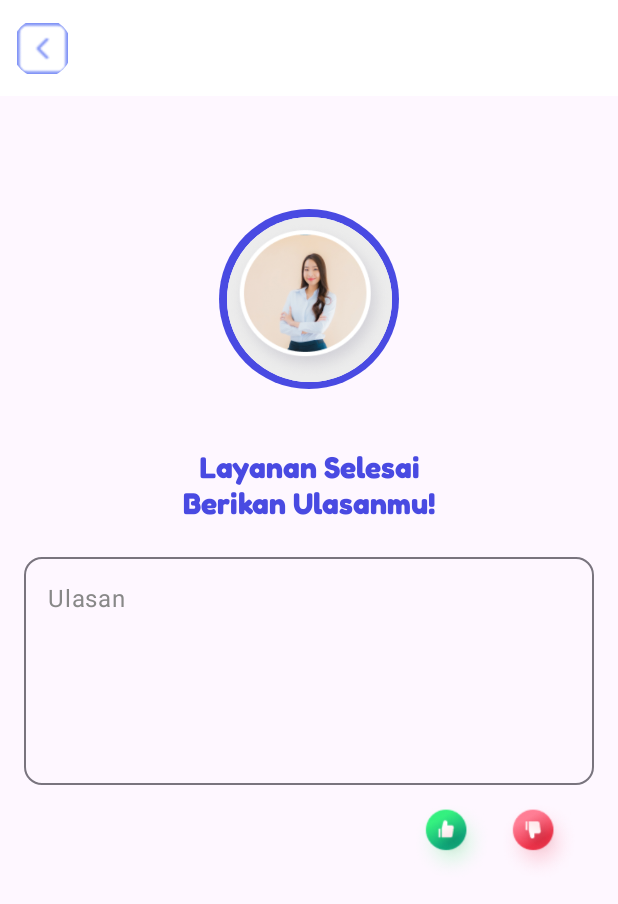
After one commit to tasyaswantara/FindYourNanny, an Android app built with Jetpack Compose: the ReviewScreen screen opened through its navigation route, on a phone screen of 412 x 824 dp. The commit adds this screen. Shown: the top 904 px of the screen. Run offline under Robolectric (Android 15) with nearby library versions, the light colour scheme and no system bars; our stand-ins replace Firebase (no records; nobody signed in at launch, a user with empty details on screens opened directly).

Commit message:
add ReviewScreen

```diff
--- a/app/build.gradle.kts
+++ b/app/build.gradle.kts
@@ -60,6 +60,7 @@ dependencies {
     implementation(libs.androidx.ui.graphics)
     implementation(libs.androidx.ui.tooling.preview)
     implementation(libs.androidx.material3)
+    implementation(libs.androidx.material)
     implementation(libs.androidx.navigation.runtime.ktx)
     implementation(libs.androidx.navigation.compose)
     implementation(libs.androidx.espresso.core)
--- a/app/src/main/java/com/example/projekpapb2/MainActivity.kt
+++ b/app/src/main/java/com/example/projekpapb2/MainActivity.kt
@@ -24,6 +24,7 @@ import com.example.projekpapb2.ui.screens.BabyCaretakerScreen
 import com.example.projekpapb2.ui.screens.ElderlyCaretakerScreen
 import com.example.projekpapb2.ui.screens.OnBoardingInterface
 import com.example.projekpapb2.ui.screens.OnBoardingPage
+import com.example.projekpapb2.ui.screens.ReviewScreen
 
 
 class MainActivity : ComponentActivity() {
@@ -57,9 +58,13 @@ fun FindYourNannyApp() {
         }
 
         composable("onboarding") {
-            OnBoardingPage(navController = navController, page = OnBoardingInterface(title = "Selamat datang di Find Your Nanny!",
-                description = "Aplikasi Find Your Nanny memudahkan Anda menemukan tenaga bantuan rumah tangga yang berpengalaman dan terpercaya.",
-                image = R.drawable.intro_satu))
+            OnBoardingPage(
+                navController = navController, page = OnBoardingInterface(
+                    title = "Selamat datang di Find Your Nanny!",
+                    description = "Aplikasi Find Your Nanny memudahkan Anda menemukan tenaga bantuan rumah tangga yang berpengalaman dan terpercaya.",
+                    image = R.drawable.intro_satu
+                )
+            )
         }
         composable("home") {
             HomeScreen(navController = navController, repository = nannyRepository)
@@ -78,7 +83,11 @@ fun FindYourNannyApp() {
         }
         composable("detail/{nannyId}") { backStackEntry ->
             val nannyId = backStackEntry.arguments?.getString("nannyId") ?: ""
-            DetailScreen(nannyId = nannyId, navController = navController, repository = nannyRepository)
+            DetailScreen(
+                nannyId = nannyId,
+                navController = navController,
+                repository = nannyRepository
+            )
         }
         composable("booking/{nannyId}") { backStackEntry ->
             BookingScreen(navController = navController)
@@ -92,5 +101,8 @@ fun FindYourNannyApp() {
         composable("history") {
             HistoryScreen(navController = navController)
         }
+        composable("review") {
+            ReviewScreen(navController = navController)
+        }
     }
 }
--- /dev/null
+++ b/app/src/main/java/com/example/projekpapb2/ui/screens/ReviewScreen.kt
@@ -0,0 +1,158 @@
+package com.example.projekpapb2.ui.screens
+
+import androidx.compose.foundation.Image
+import androidx.compose.foundation.background
+import androidx.compose.foundation.layout.*
+import androidx.compose.foundation.shape.CircleShape
+import androidx.compose.foundation.shape.RoundedCornerShape
+import androidx.compose.material.icons.Icons
+import androidx.compose.material.icons.filled.ThumbDown
+import androidx.compose.material.icons.filled.ThumbUp
+import androidx.compose.material3.*
+import androidx.compose.runtime.*
+import androidx.compose.ui.Alignment
+import androidx.compose.ui.Modifier
+import androidx.compose.ui.draw.clip
+import androidx.compose.ui.graphics.Color
+import androidx.compose.ui.res.painterResource
+import androidx.compose.ui.text.TextStyle
+import androidx.compose.ui.text.font.FontWeight
+import androidx.compose.ui.text.style.TextAlign
+import androidx.compose.ui.unit.dp
+import androidx.compose.ui.unit.sp
+import androidx.navigation.NavController
+import com.example.projekpapb2.R
+import com.example.projekpapb2.ui.theme.Blue600
+import com.example.projekpapb2.ui.theme.Fredoka
+
+@OptIn(ExperimentalMaterial3Api::class)
+@Composable
+fun ReviewScreen(navController: NavController) {
+    var reviewText by remember { mutableStateOf("") }
+
+    Scaffold(
+        topBar = {
+            TopAppBar(
+                title = {}, // Menghapus teks judul
+                navigationIcon = {
+                    IconButton(onClick = { navController.navigateUp() }) {
+                        Image(
+                            painter = painterResource(id = R.drawable.icon_back),
+                            contentDescription = "Back",
+                            modifier = Modifier.size(34.dp)
+                        )
+                    }
+                },
+                colors = TopAppBarDefaults.mediumTopAppBarColors(containerColor = Color.White)
+            )
+        }
+    ) { contentPadding ->
+        Box(
+            modifier = Modifier
+                .fillMaxSize()
+                .padding(contentPadding)
+                .padding(16.dp)
+        ) {
+            Column(
+                modifier = Modifier.fillMaxSize(),
+                horizontalAlignment = Alignment.CenterHorizontally
+            ) {
+                Spacer(modifier = Modifier.height(19.dp))
+
+                Box(
+                    modifier = Modifier
+                        .size(200.dp),
+                    contentAlignment = Alignment.Center
+                ) {
+                    Box(
+                        modifier = Modifier
+                            .size(120.dp)
+                            .background(Blue600, shape = CircleShape),
+                        contentAlignment = Alignment.Center
+                    ) {
+                        Box(
+                            modifier = Modifier
+                                .size(110.dp)
+                                .background(Color.White, shape = CircleShape),
+                            contentAlignment = Alignment.Center
+                        ) {
+                            Box(
+                                modifier = Modifier
+                                    .size(140.dp)
+                                    .background(Color(0xFFECECEC), shape = CircleShape),
+                                contentAlignment = Alignment.Center
+                            ) {
+                                Image(
+                                    painter = painterResource(id = R.drawable.foto_nanny),
+                                    contentDescription = "Foto Nanny",
+                                    modifier = Modifier
+                                        .size(200.dp)
+                                        .clip(CircleShape)
+                                )
+                            }
+                        }
+                    }
+                }
+
+
+                Text(
+                    text = "Layanan Selesai\nBerikan Ulasanmu!",
+                    style = TextStyle(
+                        fontFamily = Fredoka,
+                        fontSize = 20.sp,
+                        color = Blue600,
+                        fontWeight = FontWeight.SemiBold
+                    ),
+                    textAlign = TextAlign.Center
+                )
+
+                Spacer(modifier = Modifier.height(16.dp))
+
+                OutlinedTextField(
+                    value = reviewText,
+                    onValueChange = { reviewText = it },
+                    label = { Text("Ulasan") },
+                    modifier = Modifier
+                        .fillMaxWidth()
+                        .height(160.dp),
+                    shape = RoundedCornerShape(12.dp),
+                    colors = OutlinedTextFieldDefaults.colors(
+                        focusedContainerColor = Color.Transparent,
+                        unfocusedContainerColor = Color.Transparent,
+                        focusedLabelColor = Blue600,
+                        unfocusedLabelColor = Color.Gray
+                    )
+                )
+
+                Row(
+                    modifier = Modifier
+                        .fillMaxWidth()
+                        .padding(top = 8.dp, end = 8.dp),
+                    horizontalArrangement = Arrangement.End,
+                    verticalAlignment = Alignment.CenterVertically
+                ) {
+                    IconButton(
+                        onClick = { },
+                        modifier = Modifier.size(58.dp)
+                    ) {
+                        Image(
+                            painter = painterResource(id = R.drawable.like_icon),
+                            contentDescription = "Like",
+                            modifier = Modifier.size(55.dp)
+                        )
+                    }
+                    IconButton(
+                        onClick = { },
+                        modifier = Modifier.size(58.dp)
+                    ) {
+                        Image(
+                            painter = painterResource(id = R.drawable.dislike_icon),
+                            contentDescription = "Disike",
+                            modifier = Modifier.size(55.dp)
+                        )
+                    }
+                }
+            }
+        }
+    }
+}
--- a/gradle/libs.versions.toml
+++ b/gradle/libs.versions.toml
@@ -9,6 +9,7 @@ espressoCore = "3.6.1"
 lifecycleRuntimeKtx = "2.8.7"
 activityCompose = "1.9.3"
 composeBom = "2024.04.01"
+material = "1.7.5"
 materialIconsExtended = "1.6.0"
 navigationRuntimeKtx = "2.8.4"
 navigationCompose = "2.8.4"
@@ -17,6 +18,7 @@ playServicesAuth = "20.3.0"
 [libraries]
 androidx-core-ktx = { group = "androidx.core", name = "core-ktx", version.ref = "coreKtx" }
 androidx-core-splashscreen = { module = "androidx.core:core-splashscreen", version.ref = "coreSplashscreen" }
+androidx-material = { module = "androidx.compose.material:material", version.ref = "material" }
 androidx-material-icons-extended = { module = "androidx.compose.material:material-icons-extended", version.ref = "materialIconsExtended" }
 junit = { group = "junit", name = "junit", version.ref = "junit" }
 androidx-junit = { group = "androidx.test.ext", name = "junit", version.ref = "junitVersion" }
```
Also changed, not shown: app/src/main/java/com/example/projekpapb2/ui/screens/HistoryScreen.kt (+70 -20 lines), app/src/main/res/drawable/circles.png (added), app/src/main/res/drawable/dislike_icon.png (added), app/src/main/res/drawable/foto_nanny.png (added), app/src/main/res/drawable/icon_back.png (added), app/src/main/res/drawable/like_icon.png (added).
